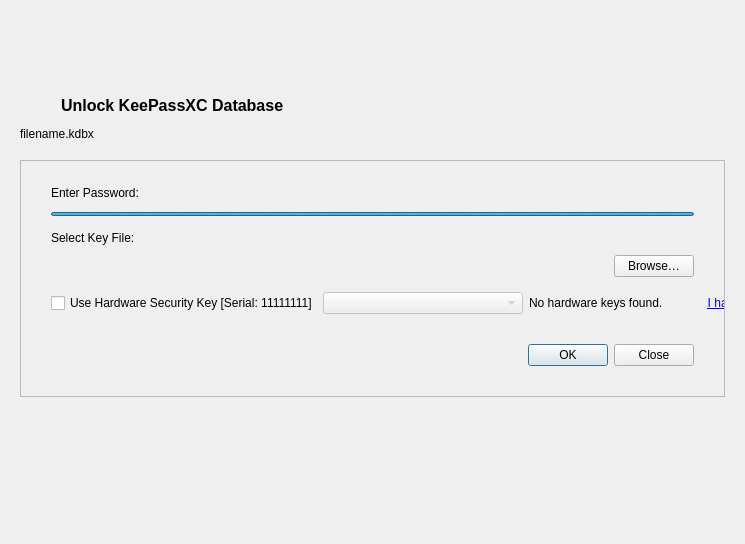
Above: src/gui/DatabaseOpenWidget.ui from keepassxreboot/keepassxc before the change. Below: the same form after it.
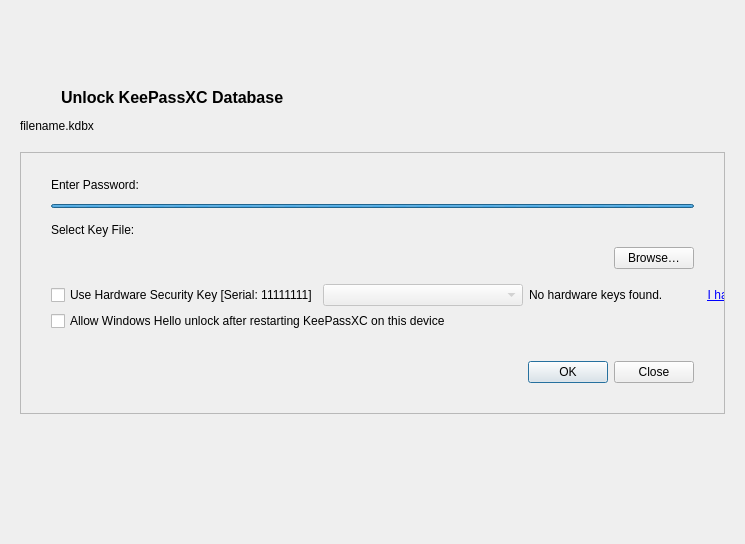
That is the form after the change. Custom widgets are drawn as their Qt base class.

Commit message: Add persistent Windows Hello unlock prototype

Diff of the .ui file:
```diff
--- a/src/gui/DatabaseOpenWidget.ui
+++ b/src/gui/DatabaseOpenWidget.ui
@@ -457,6 +457,19 @@
               </layout>
              </widget>
             </item>
+            <item>
+             <widget class="QCheckBox" name="persistentQuickUnlockCheckBox">
+              <property name="toolTip">
+               <string>Stores a device-local encrypted unlock key. Windows Hello PIN or biometrics will be required before every use.</string>
+              </property>
+              <property name="text">
+               <string>Allow Windows Hello unlock after restarting KeePassXC on this device</string>
+              </property>
+              <property name="checked">
+               <bool>false</bool>
+              </property>
+             </widget>
+            </item>
             <item>
              <layout class="QHBoxLayout" name="dialogButtonsLayout">
               <property name="spacing">
```
Left out of the diff: 7 changed lines with no effect on the pictures. The commit also changes 14 other files.
